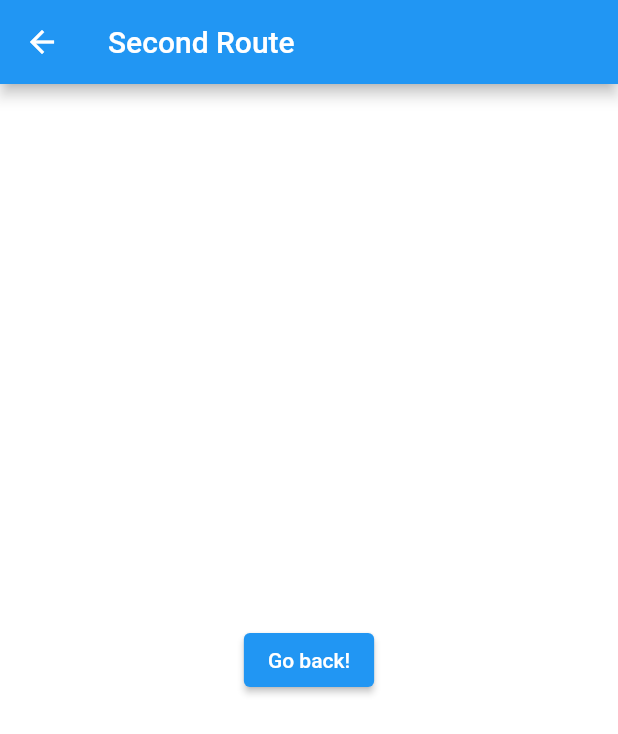
After one commit to keleshteri/flutter_login_signup_page, a Flutter app: the LoginScreen screen opened directly, on a phone screen of 412 x 824 dp. The commit adds this screen. Shown: the top 734 px of the screen. Run offline on Flutter 3.47's test engine with Material 2 defaults, Android fonts, the phone set to English and light mode, and no system bars; our stand-ins replace flutter_svg.

Commit message:
Login Part 1

```diff
--- /dev/null
+++ b/lib/Screens/Login/login_screen.dart
@@ -0,0 +1,22 @@
+import 'package:flutter/material.dart';
+
+class LoginScreen extends StatelessWidget {
+  const LoginScreen({super.key});
+
+  @override
+  Widget build(BuildContext context) {
+    return Scaffold(
+      appBar: AppBar(
+        title: const Text('Second Route'),
+      ),
+      body: Center(
+        child: ElevatedButton(
+          onPressed: () async {
+            Navigator.pop(context);
+          },
+          child: const Text('Go back!'),
+        ),
+      ),
+    );
+  }
+}
--- a/lib/main.dart
+++ b/lib/main.dart
@@ -9,7 +9,7 @@ class MyApp extends StatelessWidget {
   @override
   Widget build(BuildContext context) {
     return MaterialApp(
-      debugShowCheckedModeBanner: false,
+      // debugShowCheckedModeBanner: false,
       title: 'Flutter Auth Welcome page',
       theme: ThemeData(
         primaryColor: kPrimaryColor,
```
Also changed, not shown: lib/Screens/Welcome/components/body.dart (+8 -1 lines).
